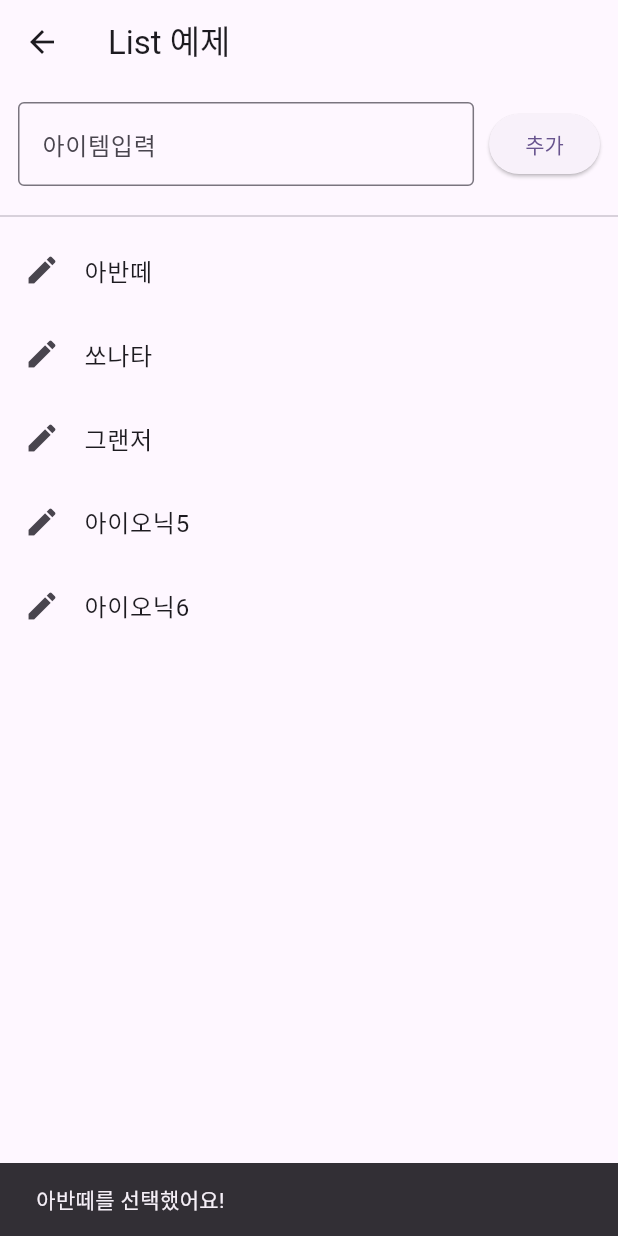
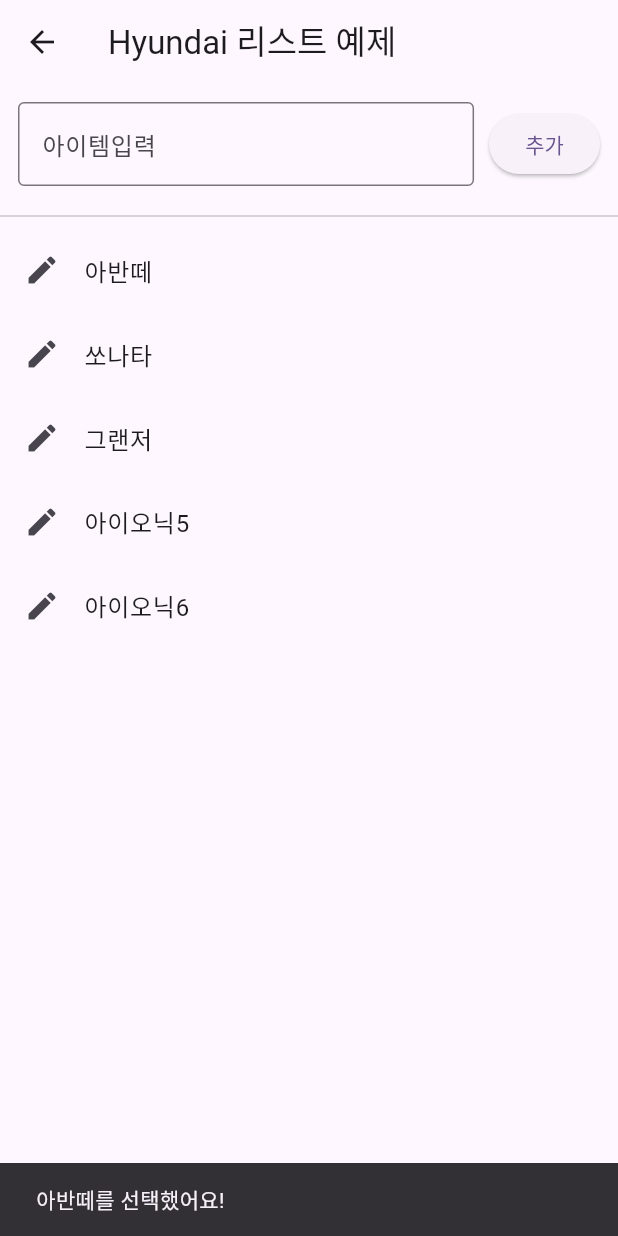
Before and after one commit to hak319/test-untitled-project, a Flutter app: the ListPage screen opened by its route, after a tap on "아반떼", on a phone screen of 412 x 824 dp. Run offline on Flutter 3.47's test engine with Material 3 defaults, Android fonts, the phone set to English and light mode, and no system bars.

Commit message:
25.4.7.(4)

```diff
--- a/lib/list_page.dart
+++ b/lib/list_page.dart
@@ -8,15 +8,17 @@ class ListPage extends StatefulWidget {
 }
 
 class _ListPageState extends State<ListPage> {
-  final List<String> fruits = ["아반떼", "쏘나타", "그랜저", "아이오닉5", "아이오닉6"];
-  final TextEditingController _controller = TextEditingController();  // Corrected this line
-  String text = "";  // Declare text as a string
+  // fruits 리스트를 hyundai 리스트로 수정
+  final List<String> hyundai = ["아반떼", "쏘나타", "그랜저", "아이오닉5", "아이오닉6"];
+  final TextEditingController _controller =
+  TextEditingController(); // Corrected this line
+  String text = ""; // Declare text as a string
 
   @override
   Widget build(BuildContext context) {
     return Scaffold(
         appBar: AppBar(
-          title: const Text("List 예제"),
+          title: const Text("Hyundai 리스트 예제"),
         ),
         body: Column(
           children: [
@@ -35,10 +37,11 @@ class _ListPageState extends State<ListPage> {
                   ),
                   ElevatedButton(
                       onPressed: () {
-                        text = _controller.text.trim(); // Correct the assignment
+                        text =
+                            _controller.text.trim(); // Correct the assignment
                         if (text.isNotEmpty) {
                           setState(() {
-                            fruits.add(text);
+                            hyundai.add(text); // Add to hyundai list
                             _controller.clear(); // Clear the input after adding
                           });
                         }
@@ -50,14 +53,25 @@ class _ListPageState extends State<ListPage> {
             const Divider(),
             Expanded(
               child: ListView.builder(
-                  itemCount: fruits.length,
+                  itemCount: hyundai.length,
                   itemBuilder: (context, index) {
                     return ListTile(
                       leading: const Icon(Icons.edit),
-                      title: Text(fruits[index]),
+                      title: Text(hyundai[index]), // Use hyundai list
                       onTap: () {
                         ScaffoldMessenger.of(context).showSnackBar(SnackBar(
-                            content: Text('${fruits[index]}를 선택했어요!')));
+                            content: Text(
+                                '${hyundai[index]}를 선택했어요!'))); // Show selected car
+                      },
+                      onLongPress: () {
+                        setState(() {
+                          hyundai
+                              .removeAt(index); // Remove item from hyundai list
+                        });
+
+                        ScaffoldMessenger.of(context).showSnackBar(SnackBar(
+                            content: Text(
+                                '${hyundai[index]}를 삭제했어요!'))); // Show deletion message
                       },
                     );
                   }),
```
